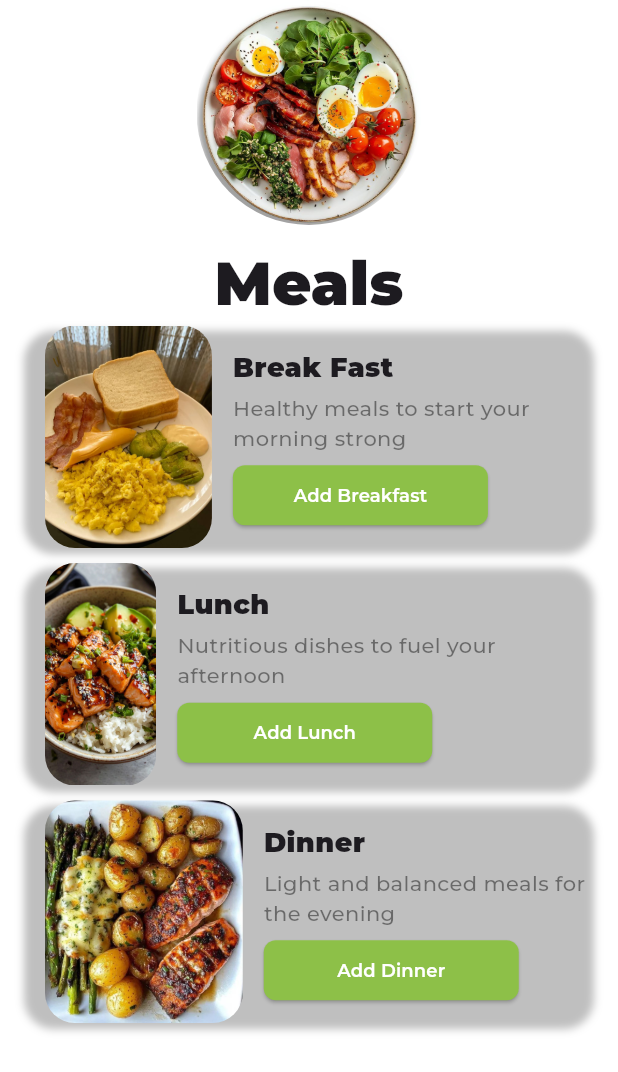
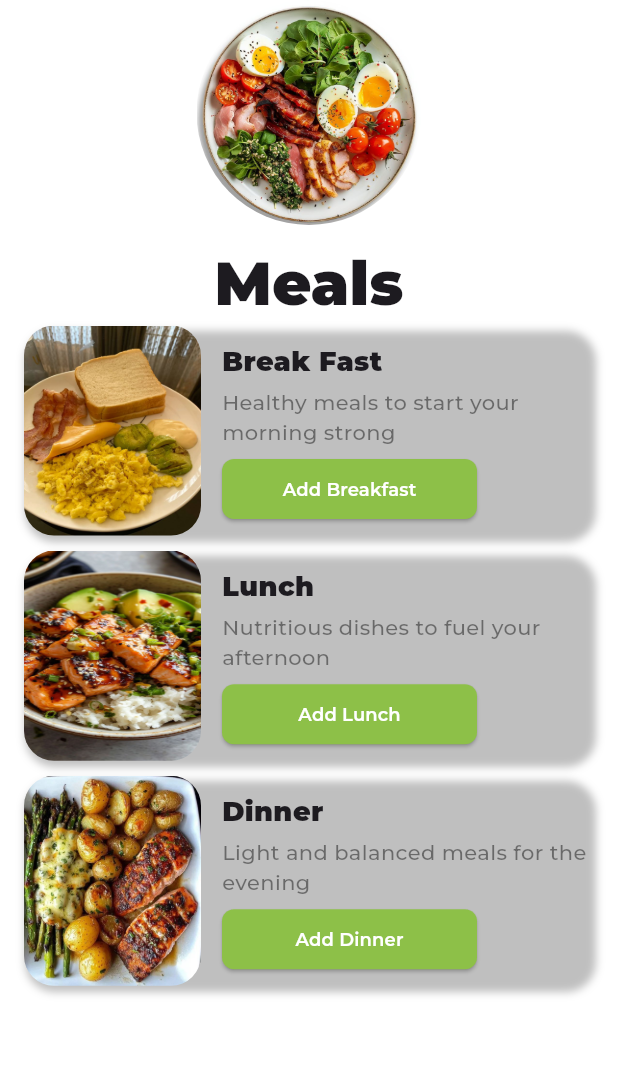
Before and after one commit to Ahmedmo1910/smartDietAssistantApp, a Flutter app: the MealsScreen widget shown alone on an empty page, opened directly, on a phone screen of 412 x 824 dp. Shown: the top 1072 px of the screen. Run offline on Flutter 3.47's test engine with Material 3 defaults, Android fonts, the phone set to English and light mode, and no system bars; our stand-ins replace bloc, dartz, dot_navigation_bar, firebase_auth, firebase_core, flutter_bloc and 8 more; missing offline and left inert: flutter_facebook_auth, tab_container; accounts and stored records are empty; network calls fail.

Commit message:
update ui & fix some issues

```diff
--- a/smart_bites/lib/features/meals/presentation/views/meals_screen.dart
+++ b/smart_bites/lib/features/meals/presentation/views/meals_screen.dart
@@ -17,7 +17,7 @@ class MealsScreen extends StatelessWidget {
           Text('Meals', style: AppTextStyles.bold40),
 
           mealsContainers(
-            imageUrl: Image.asset('assets/images/firstCardMeals.png'),
+            imageUrl:'assets/images/firstCardMeals.png',
             cardName: 'Break Fast',
             cardDescription: 'Healthy meals to start your morning strong',
             buttonText: 'Add Breakfast',
@@ -27,7 +27,7 @@ class MealsScreen extends StatelessWidget {
           SizedBox(height: 10),
 
           mealsContainers(
-            imageUrl: Image.asset('assets/images/secondCardMeals.png'),
+            imageUrl:'assets/images/secondCardMeals.png',
             cardName: 'Lunch',
             cardDescription: 'Nutritious dishes to fuel your afternoon',
             buttonText: 'Add Lunch',
@@ -37,7 +37,7 @@ class MealsScreen extends StatelessWidget {
           SizedBox(height: 10),
 
           mealsContainers(
-            imageUrl: Image.asset('assets/images/thirdCardMeals.png'),
+            imageUrl:'assets/images/thirdCardMeals.png',
             cardName: 'Dinner',
             cardDescription: 'Light and balanced meals for the evening',
             buttonText: 'Add Dinner',
--- a/smart_bites/lib/features/meals/presentation/views/widgets/custom_meals_container.dart
+++ b/smart_bites/lib/features/meals/presentation/views/widgets/custom_meals_container.dart
@@ -29,7 +29,7 @@ class CustomMealsContainer extends StatelessWidget {
           boxShadow: [
             BoxShadow(
               color: Colors.black.withOpacity(0.25),
-              offset: Offset(0, 4),
+              offset: Offset(1, 2),
               blurRadius: 2,
               spreadRadius: 0,
             ),
--- a/smart_bites/lib/features/meals/presentation/views/widgets/mealsConteners.dart
+++ b/smart_bites/lib/features/meals/presentation/views/widgets/mealsConteners.dart
@@ -5,7 +5,7 @@ import 'package:smart_bites/features/home/presentation/views/widgets/custom_butt
 
 // ignore: camel_case_types
 class mealsContainers extends StatelessWidget {
-  final Widget imageUrl;
+  final String imageUrl;
   final String cardName;
   final String cardDescription;
   final String buttonText;
@@ -16,15 +16,15 @@ class mealsContainers extends StatelessWidget {
     required this.imageUrl,
     required this.cardName,
     required this.cardDescription,
-    this.buttonText = '',
-    this.routeName = '',
+    required this.buttonText,
+    required this.routeName,
   });
 
   @override
   Widget build(BuildContext context) {
     return Container(
       width: MediaQuery.of(context).size.width,
-      height: MediaQuery.of(context).size.height * 0.18,
+      height: MediaQuery.of(context).size.height * 0.17,
       margin: EdgeInsets.symmetric(horizontal: 16),
       decoration: BoxDecoration(
         // color: Color(0XFFFFFFFF),
@@ -32,7 +32,7 @@ class mealsContainers extends StatelessWidget {
         boxShadow: [
           BoxShadow(
             color: Colors.black.withOpacity(0.25),
-            offset: Offset(0, 4),
+            offset: Offset(1, 4),
             blurRadius: 4,
             spreadRadius: 0,
           ),
@@ -41,10 +41,15 @@ class mealsContainers extends StatelessWidget {
       child: Row(
         children: [
           Padding(
-            padding: const EdgeInsets.symmetric(horizontal: 14),
+            padding: const EdgeInsets.only(right: 14),
             child: ClipRRect(
               borderRadius: BorderRadius.circular(20),
-              child: imageUrl,
+              child: Image.asset(
+                imageUrl,
+                height: MediaQuery.of(context).size.height * 0.17,
+                width: 118,
+                fit: BoxFit.fill,
+              ),
             ),
           ),
 
```
Also changed, not shown: smart_bites/lib/features/auth/signin/presentation/cubit/signin_cubit.dart (+26 -0 lines), smart_bites/lib/features/auth/signin/presentation/views/widgets/sign_in_screen_body.dart (+8 -1 lines), smart_bites/lib/features/meals/presentation/views/track_your_daily_meals.dart (+8 -2 lines).
